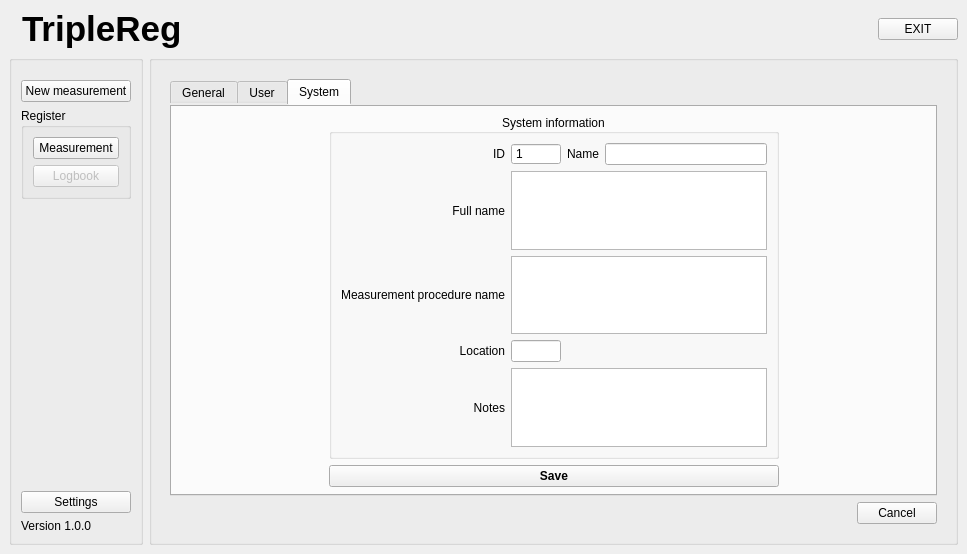
Qt form TripleReg/mainwindow.ui (ziemastz/SL) before a commit.
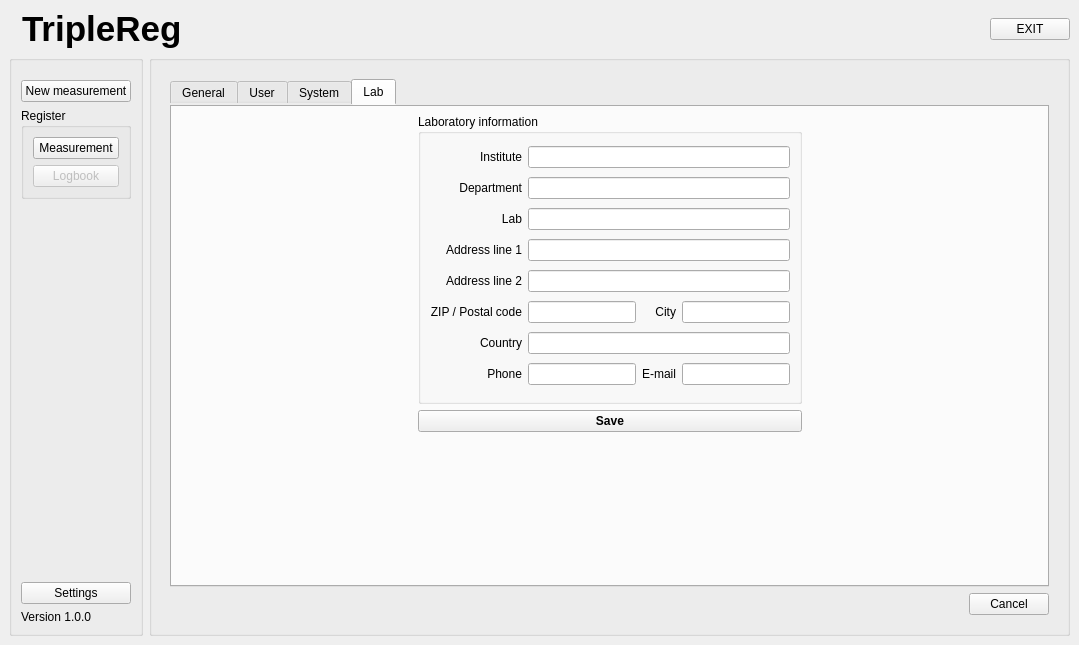
The same form after that commit. The open tabs and pages were chosen to show the change. Icons and pictures are not drawn.

Commit message: uporzadkowano troszke report dialog

What changed in the file:
```diff
--- a/TripleReg/mainwindow.ui
+++ b/TripleReg/mainwindow.ui
@@ -6,8 +6,8 @@
    <rect>
     <x>0</x>
     <y>0</y>
-    <width>967</width>
-    <height>554</height>
+    <width>1079</width>
+    <height>645</height>
    </rect>
   </property>
   <property name="windowTitle">
@@ -1206,7 +1206,7 @@
            <item row="0" column="0" colspan="2">
             <widget class="QTabWidget" name="tabWidget">
              <property name="currentIndex">
-              <number>2</number>
+              <number>3</number>
              </property>
              <widget class="QWidget" name="tab">
               <attribute name="title">
@@ -1852,7 +1852,14 @@
                    </widget>
                   </item>
                   <item row="1" column="1" colspan="3">
-                   <widget class="QPlainTextEdit" name="fullName_plainTextEdit"/>
+                   <widget class="QPlainTextEdit" name="fullName_plainTextEdit">
+                    <property name="maximumSize">
+                     <size>
+                      <width>16777215</width>
+                      <height>50</height>
+                     </size>
+                    </property>
+                   </widget>
                   </item>
                   <item row="2" column="0">
                    <widget class="QLabel" name="label_45">
@@ -1862,10 +1869,20 @@
                     <property name="alignment">
                      <set>Qt::AlignRight|Qt::AlignTrailing|Qt::AlignVCenter</set>
                     </property>
+                    <property name="wordWrap">
+                     <bool>true</bool>
+                    </property>
                    </widget>
                   </item>
                   <item row="2" column="1" colspan="3">
-                   <widget class="QPlainTextEdit" name="measurementProcedureName_plainTextEdit"/>
+                   <widget class="QPlainTextEdit" name="measurementProcedureName_plainTextEdit">
+                    <property name="maximumSize">
+                     <size>
+                      <width>16777215</width>
+                      <height>50</height>
+                     </size>
+                    </property>
+                   </widget>
                   </item>
                   <item row="3" column="0">
                    <widget class="QLabel" name="label_46">
@@ -1911,7 +1928,14 @@
                    </widget>
                   </item>
                   <item row="4" column="1" colspan="3">
-                   <widget class="QPlainTextEdit" name="notes_plainTextEdit"/>
+                   <widget class="QPlainTextEdit" name="notes_plainTextEdit">
+                    <property name="maximumSize">
+                     <size>
+                      <width>16777215</width>
+                      <height>50</height>
+                     </size>
+                    </property>
+                   </widget>
                   </item>
                   <item row="0" column="1">
                    <widget class="QSpinBox" name="number_spinBox">
@@ -1926,32 +1950,6 @@
                  </layout>
                 </widget>
                </item>
-               <item row="0" column="2" rowspan="2">
-                <spacer name="horizontalSpacer_11">
-                 <property name="orientation">
-                  <enum>Qt::Horizontal</enum>
-                 </property>
-                 <property name="sizeHint" stdset="0">
-                  <size>
-                   <width>19</width>
-                   <height>218</height>
-                  </size>
-                 </property>
-                </spacer>
-               </item>
-               <item row="1" column="1">
-                <widget class="QPushButton" name="saveSystemInfo_pushButton">
-                 <property name="font">
-                  <font>
-                   <weight>75</weight>
-                   <bold>true</bold>
-                  </font>
-                 </property>
-                 <property name="text">
-                  <string>Save</string>
-                 </property>
-                </widget>
-               </item>
                <item row="2" column="1">
                 <spacer name="verticalSpacer_4">
                  <property name="orientation">
@@ -1965,6 +1963,228 @@
                  </property>
                 </spacer>
                </item>
+               <item row="0" column="2" rowspan="2">
+                <spacer name="horizontalSpacer_11">
+                 <property name="orientation">
+                  <enum>Qt::Horizontal</enum>
+                 </property>
+                 <property name="sizeHint" stdset="0">
+                  <size>
+                   <width>19</width>
+                   <height>218</height>
+                  </size>
+                 </property>
+                </spacer>
+               </item>
+               <item row="1" column="1">
+                <widget class="QPushButton" name="saveSystemInfo_pushButton">
+                 <property name="font">
+                  <font>
+                   <bold>true</bold>
+                  </font>
+                 </property>
+                 <property name="text">
+                  <string>Save</string>
+                 </property>
+                </widget>
+               </item>
+              </layout>
+             </widget>
+             <widget class="QWidget" name="tab_4">
+              <attribute name="title">
+               <string>Lab</string>
+              </attribute>
+              <layout class="QGridLayout" name="gridLayout_29">
+               <item row="0" column="0" rowspan="2">
+                <spacer name="horizontalSpacer_15">
+                 <property name="orientation">
+                  <enum>Qt::Horizontal</enum>
+                 </property>
+                 <property name="sizeHint" stdset="0">
+                  <size>
+                   <width>144</width>
+                   <height>318</height>
+                  </size>
+                 </property>
+                </spacer>
+               </item>
+               <item row="0" column="1">
+                <widget class="QGroupBox" name="groupBox_20">
+                 <property name="title">
+                  <string>Laboratory information</string>
+                 </property>
+                 <layout class="QGridLayout" name="gridLayout_25">
+                  <item row="5" column="0">
+                   <widget class="QLabel" name="label_64">
+                    <property name="text">
+                     <string>ZIP / Postal code</string>
+                    </property>
+                    <property name="alignment">
+                     <set>Qt::AlignRight|Qt::AlignTrailing|Qt::AlignVCenter</set>
+                    </property>
+                   </widget>
+                  </item>
+                  <item row="3" column="0">
+                   <widget class="QLabel" name="label_65">
+                    <property name="text">
+                     <string>Address line 1</string>
+                    </property>
+                    <property name="alignment">
+                     <set>Qt::AlignRight|Qt::AlignTrailing|Qt::AlignVCenter</set>
+                    </property>
+                   </widget>
+                  </item>
+                  <item row="4" column="0">
+                   <widget class="QLabel" name="label_66">
+                    <property name="text">
+                     <string>Address line 2</string>
+                    </property>
+                    <property name="alignment">
+                     <set>Qt::AlignRight|Qt::AlignTrailing|Qt::AlignVCenter</set>
+                    </property>
+                   </widget>
+                  </item>
+                  <item row="5" column="3">
+                   <widget class="QLineEdit" name="city_lineEdit"/>
+                  </item>
+                  <item row="4" column="1" colspan="3">
+                   <widget class="QLineEdit" name="addressLine2_lineEdit"/>
+                  </item>
+                  <item row="7" column="3">
+                   <widget class="QLineEdit" name="email_lineEdit"/>
+                  </item>
+                  <item row="7" column="0">
+                   <widget class="QLabel" name="label_67">
+                    <property name="text">
+                     <string>Phone</string>
+                    </property>
+                    <property name="alignment">
+                     <set>Qt::AlignRight|Qt::AlignTrailing|Qt::AlignVCenter</set>
+                    </property>
+                   </widget>
+                  </item>
+                  <item row="5" column="2">
+                   <widget class="QLabel" name="label_68">
+                    <property name="text">
+                     <string>City</string>
+                    </property>
+                    <property name="alignment">
+                     <set>Qt::AlignRight|Qt::AlignTrailing|Qt::AlignVCenter</set>
+                    </property>
+                   </widget>
+                  </item>
+                  <item row="3" column="1" colspan="3">
+                   <widget class="QLineEdit" name="addressLine1_lineEdit"/>
+                  </item>
+                  <item row="7" column="2">
+                   <widget class="QLabel" name="label_69">
+                    <property name="text">
+                     <string>E-mail</string>
+                    </property>
+                    <property name="alignment">
+                     <set>Qt::AlignRight|Qt::AlignTrailing|Qt::AlignVCenter</set>
+                    </property>
+                   </widget>
+                  </item>
+                  <item row="0" column="0">
+                   <widget class="QLabel" name="label_70">
+                    <property name="text">
+                     <string>Institute</string>
+                    </property>
+                    <property name="alignment">
+                     <set>Qt::AlignRight|Qt::AlignTrailing|Qt::AlignVCenter</set>
+                    </property>
+                   </widget>
+                  </item>
+                  <item row="1" column="0">
+                   <widget class="QLabel" name="label_71">
+                    <property name="text">
+                     <string>Department</string>
+                    </property>
+                    <property name="alignment">
+                     <set>Qt::AlignRight|Qt::AlignTrailing|Qt::AlignVCenter</set>
+                    </property>
+                   </widget>
+                  </item>
+                  <item row="6" column="0">
+                   <widget class="QLabel" name="label_72">
+                    <property name="text">
+                     <string>Country</string>
+                    </property>
+                    <property name="alignment">
+                     <set>Qt::AlignRight|Qt::AlignTrailing|Qt::AlignVCenter</set>
+                    </property>
+                   </widget>
+                  </item>
+                  <item row="5" column="1">
+                   <widget class="QLineEdit" name="zip_lineEdit"/>
+                  </item>
+                  <item row="7" column="1">
+                   <widget class="QLineEdit" name="phone_lineEdit"/>
+                  </item>
+                  <item row="2" column="0">
+                   <widget class="QLabel" name="label_73">
+                    <property name="text">
+                     <string>Lab</string>
+                    </property>
+                    <property name="alignment">
+                     <set>Qt::AlignRight|Qt::AlignTrailing|Qt::AlignVCenter</set>
+                    </property>
+                   </widget>
+                  </item>
+                  <item row="2" column="1" colspan="3">
+                   <widget class="QLineEdit" name="lab_lineEdit"/>
+                  </item>
+                  <item row="1" column="1" colspan="3">
+                   <widget class="QLineEdit" name="department_lineEdit"/>
+                  </item>
+                  <item row="0" column="1" colspan="3">
+                   <widget class="QLineEdit" name="institute_lineEdit"/>
+                  </item>
+                  <item row="6" column="1" colspan="3">
+                   <widget class="QLineEdit" name="country_lineEdit"/>
+                  </item>
+                 </layout>
+                </widget>
+               </item>
+               <item row="0" column="2" rowspan="2">
+                <spacer name="horizontalSpacer_16">
+                 <property name="orientation">
+                  <enum>Qt::Horizontal</enum>
+                 </property>
+                 <property name="sizeHint" stdset="0">
+                  <size>
+                   <width>144</width>
+                   <height>318</height>
+                  </size>
+                 </property>
+                </spacer>
+               </item>
+               <item row="1" column="1">
+                <widget class="QPushButton" name="saveLab_pushButton">
+                 <property name="font">
+                  <font>
+                   <bold>true</bold>
+                  </font>
+                 </property>
+                 <property name="text">
+                  <string>Save</string>
+                 </property>
+                </widget>
+               </item>
+               <item row="2" column="1">
+                <spacer name="verticalSpacer_6">
+                 <property name="orientation">
+                  <enum>Qt::Vertical</enum>
+                 </property>
+                 <property name="sizeHint" stdset="0">
+                  <size>
+                   <width>20</width>
+                   <height>59</height>
+                  </size>
+                 </property>
+                </spacer>
+               </item>
               </layout>
              </widget>
             </widget>
```
Left out of the diff: 15 changed lines with no effect on the pictures. The commit also changes 4 other files.
